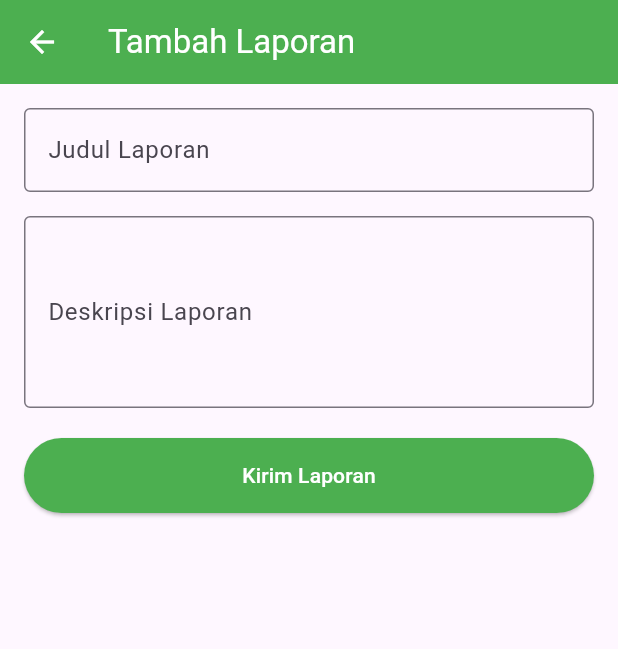
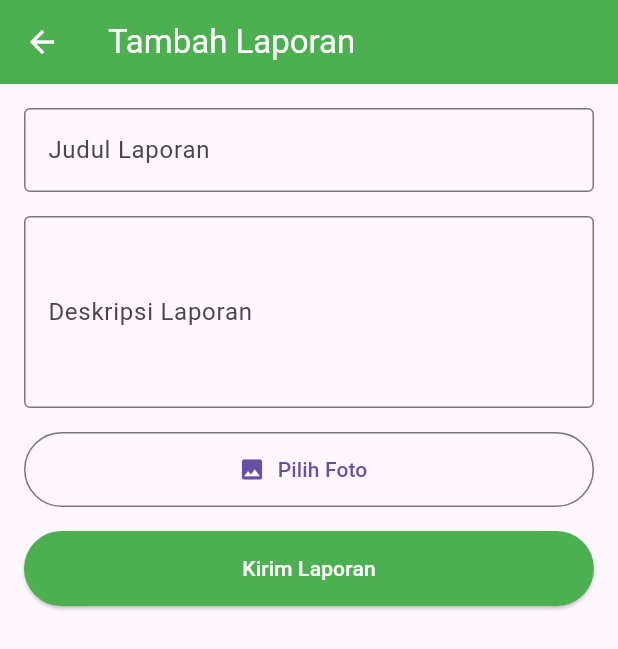
Before and after one commit to Erwingtw11/Lapor-Desa, a Flutter app: the ReportFormPage screen opened directly, on a phone screen of 412 x 824 dp. Shown: the top 649 px of the screen. Run offline on Flutter 3.47's test engine with Material 3 defaults, Android fonts, the phone set to English and light mode, and no system bars.

Commit message:
feat : add image picker button

```diff
--- a/user_app/lib/screens/report/report_form_page.dart
+++ b/user_app/lib/screens/report/report_form_page.dart
@@ -25,7 +25,9 @@ class ReportFormPage extends StatelessWidget {
                 border: OutlineInputBorder(),
               ),
             ),
+
             const SizedBox(height: 16),
+
             TextField(
               controller: descController,
               maxLines: 4,
@@ -34,7 +36,27 @@ class ReportFormPage extends StatelessWidget {
                 border: OutlineInputBorder(),
               ),
             ),
-            const SizedBox(height: 20),
+
+            const SizedBox(height: 16),
+
+            SizedBox(
+              width: double.infinity,
+              height: 50,
+              child: OutlinedButton.icon(
+                onPressed: () {
+                  ScaffoldMessenger.of(context).showSnackBar(
+                    const SnackBar(
+                      content: Text("Fitur pilih foto akan segera tersedia"),
+                    ),
+                  );
+                },
+                icon: const Icon(Icons.image),
+                label: const Text("Pilih Foto"),
+              ),
+            ),
+
+            const SizedBox(height: 16),
+
             SizedBox(
               width: double.infinity,
               height: 50,
@@ -45,9 +67,7 @@ class ReportFormPage extends StatelessWidget {
                 ),
                 onPressed: () {
                   ScaffoldMessenger.of(context).showSnackBar(
-                    const SnackBar(
-                      content: Text("Laporan berhasil dibuat"),
-                    ),
+                    const SnackBar(content: Text("Laporan berhasil dibuat")),
                   );
                   Navigator.pop(context);
                 },
```
